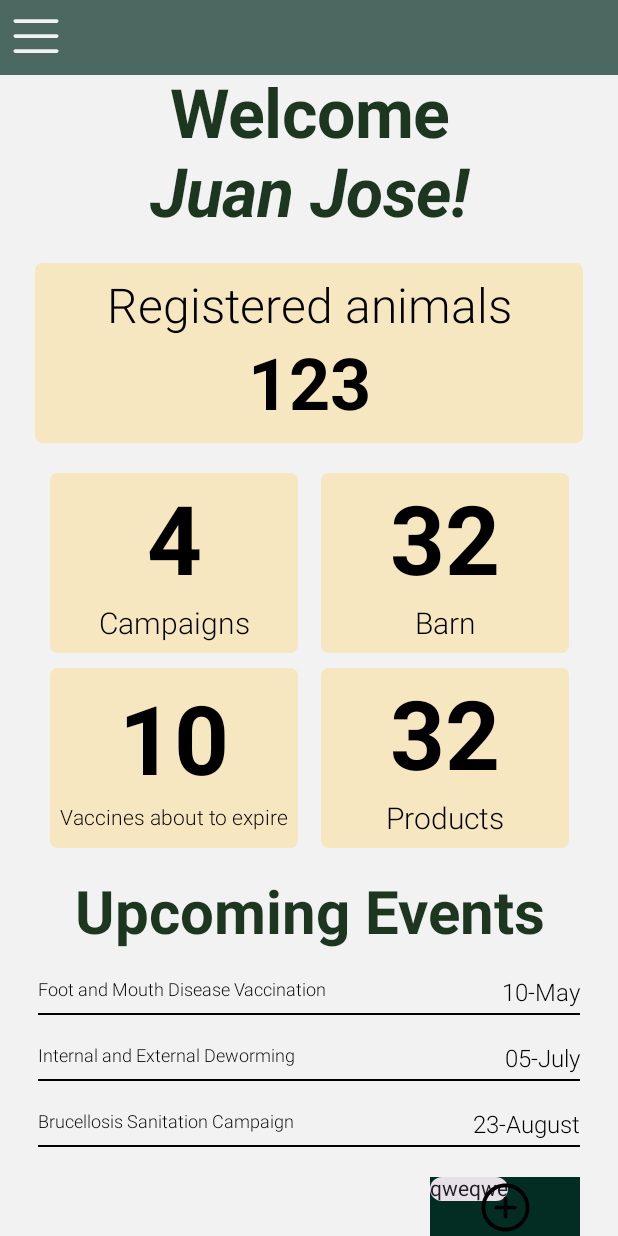
After one commit to Bovinova/Native-mobile-development----VacApp, an Android app built with Jetpack Compose: the @Preview function Navigation, on a phone screen of 412 x 824 dp. The commit adds this screen. Run offline under Robolectric (Android 15) with nearby library versions, the phone set to English and light mode, and no system bars.

Commit message:
feat: add navigation and home view components with UI updates

```diff
--- /dev/null
+++ b/app/src/main/java/pe/edu/upc/vacapp/home/presentation/navigation/Navigation.kt
@@ -0,0 +1,66 @@
+package pe.edu.upc.vacapp.home.presentation.navigation
+
+import androidx.compose.foundation.background
+import androidx.compose.foundation.border
+import androidx.compose.foundation.layout.Row
+import androidx.compose.foundation.layout.fillMaxSize
+import androidx.compose.foundation.layout.fillMaxWidth
+import androidx.compose.foundation.layout.height
+import androidx.compose.foundation.layout.padding
+import androidx.compose.foundation.layout.width
+import androidx.compose.material3.Icon
+import androidx.compose.material3.IconButton
+import androidx.compose.material3.Scaffold
+import androidx.compose.runtime.Composable
+import androidx.compose.ui.Modifier
+import androidx.compose.ui.focus.focusModifier
+import androidx.compose.ui.res.painterResource
+import androidx.compose.ui.tooling.preview.Preview
+import androidx.compose.ui.unit.dp
+import androidx.navigation.compose.rememberNavController
+import androidx.navigation.compose.NavHost
+import androidx.navigation.compose.composable
+import pe.edu.upc.vacapp.R
+import pe.edu.upc.vacapp.home.presentation.view.HomeView
+import pe.edu.upc.vacapp.ui.theme.Color
+
+@Preview
+@Composable
+fun Navigation() {
+    val navController = rememberNavController()
+
+    Scaffold(
+        topBar = {
+            Row(modifier = Modifier
+                .fillMaxWidth()
+                .background(Color.Green).height(50.dp)
+            )
+            {
+                IconButton(onClick = {}) {
+                    Icon(
+                        painter = painterResource(R.drawable.list),
+                        contentDescription = null,
+                        modifier = Modifier
+                            .width(40.dp)
+                            .height(40.dp),
+                        tint = Color.LightGray
+                    )
+                }
+            }
+        },
+        containerColor = Color.LightGray,
+        modifier = Modifier.fillMaxSize()
+    ) { padding ->
+        NavHost(
+            navController,
+            startDestination = "home",
+            modifier = Modifier.padding(padding)
+        ) {
+            composable("home") {
+                HomeView()
+            }
+        }
+
+
+    }
+}
--- /dev/null
+++ b/app/src/main/java/pe/edu/upc/vacapp/home/presentation/view/HomeView.kt
@@ -0,0 +1,320 @@
+package pe.edu.upc.vacapp.home.presentation.view
+
+
+import androidx.compose.foundation.background
+import androidx.compose.foundation.layout.Arrangement
+import androidx.compose.foundation.layout.Box
+import androidx.compose.foundation.layout.Column
+import androidx.compose.foundation.layout.Row
+import androidx.compose.foundation.layout.fillMaxHeight
+import androidx.compose.foundation.layout.fillMaxSize
+import androidx.compose.foundation.layout.fillMaxWidth
+import androidx.compose.foundation.layout.height
+import androidx.compose.foundation.layout.padding
+import androidx.compose.foundation.layout.width
+import androidx.compose.foundation.shape.RoundedCornerShape
+import androidx.compose.material.icons.Icons
+import androidx.compose.material.icons.filled.Add
+import androidx.compose.material3.Card
+import androidx.compose.material3.CardDefaults
+import androidx.compose.material3.Divider
+import androidx.compose.material3.Icon
+import androidx.compose.material3.IconButton
+import androidx.compose.material3.Text
+import androidx.compose.runtime.Composable
+import androidx.compose.runtime.mutableStateOf
+import androidx.compose.runtime.remember
+import androidx.compose.ui.Alignment
+import androidx.compose.ui.Modifier
+import androidx.compose.ui.layout.approachLayout
+import androidx.compose.ui.res.painterResource
+import androidx.compose.ui.text.font.FontStyle
+import androidx.compose.ui.text.font.FontWeight
+import androidx.compose.ui.text.style.TextAlign
+import androidx.compose.ui.tooling.preview.Preview
+import androidx.compose.ui.unit.dp
+import androidx.compose.ui.unit.sp
+import pe.edu.upc.vacapp.R
+import pe.edu.upc.vacapp.ui.theme.Color
+
+@Composable
+@Preview
+fun HomeView() {
+    val isButtonActive = remember { mutableStateOf(false) }
+
+    Column(
+        modifier = Modifier.fillMaxHeight(),
+        horizontalAlignment = Alignment.CenterHorizontally,
+        verticalArrangement = Arrangement.spacedBy(20.dp, Alignment.CenterVertically)
+    ) {
+        Column(horizontalAlignment = Alignment.CenterHorizontally) {
+            Text(
+                "Welcome",
+                fontWeight = FontWeight.Bold,
+                fontSize = 45.sp,
+                color = androidx.compose.ui.graphics.Color(0xFF1D3620),
+                textAlign = TextAlign.Center
+            )
+            Text(
+                "Juan Jose!",
+                fontWeight = FontWeight.Bold,
+                fontStyle = FontStyle.Italic,
+                fontSize = 45.sp,
+                color = androidx.compose.ui.graphics.Color(0xFF1D3620),
+                textAlign = TextAlign.Center
+            )
+        }
+
+        Card(
+            modifier = Modifier
+                .width(365.dp)
+                .height(120.dp),
+            shape = RoundedCornerShape(5.dp),
+            colors = CardDefaults.cardColors(
+                containerColor = Color.AlmondCream,
+                contentColor = Color.Black
+            )
+        ) {
+            Column(
+                verticalArrangement = Arrangement.spacedBy(5.dp, Alignment.CenterVertically),
+                horizontalAlignment = Alignment.CenterHorizontally,
+                modifier = Modifier.fillMaxSize()
+            ) {
+                Text("Registered animals", fontWeight = FontWeight.Light, fontSize = 32.sp)
+
+                Text("123", fontWeight = FontWeight.Bold, fontSize = 48.sp)
+            }
+        }
+
+        Column(
+            verticalArrangement = Arrangement.spacedBy(10.dp)
+        ) {
+            Row(horizontalArrangement = Arrangement.spacedBy(15.dp)) {
+                Card(
+                    modifier = Modifier
+                        .width(165.dp)
+                        .height(120.dp),
+                    shape = RoundedCornerShape(5.dp),
+                    colors = CardDefaults.cardColors(
+                        containerColor = Color.AlmondCream,
+                        contentColor = Color.Black,
+                    ),
+                ) {
+                    Column(
+                        verticalArrangement = Arrangement.spacedBy(
+                            5.dp,
+                            Alignment.CenterVertically
+                        ),
+                        modifier = Modifier.fillMaxSize(),
+                        horizontalAlignment = Alignment.CenterHorizontally,
+                    ) {
+                        Text("4", fontWeight = FontWeight.Bold, fontSize = 64.sp)
+                        Text("Campaigns", fontWeight = FontWeight.Light, fontSize = 20.sp)
+                    }
+                }
+                Card(
+                    modifier = Modifier
+                        .width(165.dp)
+                        .height(120.dp),
+                    shape = RoundedCornerShape(5.dp),
+                    colors = CardDefaults.cardColors(
+                        containerColor = Color.AlmondCream,
+                        contentColor = Color.Black
+                    )
+                ) {
+                    Column(
+                        verticalArrangement = Arrangement.spacedBy(
+                            5.dp,
+                            Alignment.CenterVertically
+                        ),
+                        modifier = Modifier.fillMaxSize(),
+                        horizontalAlignment = Alignment.CenterHorizontally,
+                    )
+                    {
+                        Text("32", fontWeight = FontWeight.Bold, fontSize = 64.sp)
+                        Text("Barn", fontWeight = FontWeight.Light, fontSize = 20.sp)
+                    }
+                }
+            }
+            Row(horizontalArrangement = Arrangement.spacedBy(15.dp)) {
+                Card(
+                    modifier = Modifier
+                        .width(165.dp)
+                        .height(120.dp),
+                    shape = RoundedCornerShape(5.dp),
+                    colors = CardDefaults.cardColors(
+                        containerColor = Color.AlmondCream,
+                        contentColor = Color.Black
+                    )
+                ) {
+                    Column(
+                        verticalArrangement = Arrangement.spacedBy(
+                            5.dp,
+                            Alignment.CenterVertically
+                        ),
+                        modifier = Modifier.fillMaxSize(),
+                        horizontalAlignment = Alignment.CenterHorizontally,
+                    ) {
+                        Text("10", fontWeight = FontWeight.Bold, fontSize = 64.sp)
+                        Text(
+                            "Vaccines about to expire",
+                            fontWeight = FontWeight.Light,
+                            fontSize = 14.sp
+                        )
+                    }
+                }
+                Card(
+                    modifier = Modifier
+                        .width(165.dp)
+                        .height(120.dp),
+                    shape = RoundedCornerShape(5.dp),
+                    colors = CardDefaults.cardColors(
+                        containerColor = Color.AlmondCream,
+                        contentColor = Color.Black
+                    )
+                ) {
+                    Column(
+                        verticalArrangement = Arrangement.spacedBy(
+                            5.dp,
+                            Alignment.CenterVertically
+                        ),
+                        modifier = Modifier.fillMaxSize(),
+                        horizontalAlignment = Alignment.CenterHorizontally,
+                    )
+                    {
+                        Text("32", fontWeight = FontWeight.Bold, fontSize = 64.sp)
+                        Text("Products", fontWeight = FontWeight.Light, fontSize = 20.sp)
+                    }
+                }
+            }
+        }
+
+        Column(
+            horizontalAlignment = Alignment.CenterHorizontally,
+            verticalArrangement = Arrangement.spacedBy(20.dp),
+            modifier = Modifier.padding(25.dp, 0.dp)
+        ) {
+            Text(
+                "Upcoming Events", fontWeight = FontWeight.Bold,
+                fontSize = 40.sp,
+                color = androidx.compose.ui.graphics.Color(0xFF1D3620),
+                textAlign = TextAlign.Center
+            )
+
+            Box(
+                modifier = Modifier.fillMaxWidth()
+            ) {
+                Row(
+                    modifier = Modifier
+                        .fillMaxWidth()
+                        .padding(bottom = 5.dp), // Espacio para el Divider
+                    horizontalArrangement = Arrangement.SpaceBetween,
+                ) {
+                    Text(
+                        "Foot and Mouth Disease Vaccination", fontWeight = FontWeight.Light,
+                        fontSize = 12.sp
+                    )
+                    Text(
+                        "10-May", fontWeight = FontWeight.Light,
+                        fontSize = 16.sp
+                    )
+                }
+                Divider(
+                    color = androidx.compose.ui.graphics.Color.Black,
+                    thickness = 1.dp,
+                    modifier = Modifier
+                        .align(Alignment.BottomStart)
+                        .fillMaxWidth()
+                        .padding(horizontal = 0.15.dp) // Margen izquierdo/derecho para la línea
+                )
+            }
+
+            Box(
+                modifier = Modifier.fillMaxWidth()
+            ) {
+                Row(
+                    modifier = Modifier
+                        .fillMaxWidth()
+                        .padding(bottom = 5.dp), // Espacio para el Divider
+                    horizontalArrangement = Arrangement.SpaceBetween,
+                ) {
+                    Text(
+                        "Internal and External Deworming", fontWeight = FontWeight.Light,
+                        fontSize = 12.sp
+                    )
+                    Text(
+                        "05-July", fontWeight = FontWeight.Light,
+                        fontSize = 16.sp
+                    )
+                }
+                Divider(
+                    color = androidx.compose.ui.graphics.Color.Black,
+                    thickness = 1.dp,
+                    modifier = Modifier
+                        .align(Alignment.BottomStart)
+                        .fillMaxWidth()
+                        .padding(horizontal = 0.15.dp) // Margen izquierdo/derecho para la línea
+                )
+            }
+
+            Box(
+                modifier = Modifier.fillMaxWidth()
+            ) {
+                Row(
+                    modifier = Modifier
+                        .fillMaxWidth()
+                        .padding(bottom = 5.dp), // Espacio para el Divider
+                    horizontalArrangement = Arrangement.SpaceBetween,
+                ) {
+                    Text(
+                        "Brucellosis Sanitation Campaign", fontWeight = FontWeight.Light,
+                        fontSize = 12.sp
+                    )
+                    Text(
+                        "23-August", fontWeight = FontWeight.Light,
+                        fontSize = 16.sp
+                    )
+                }
+                Divider(
+                    color = androidx.compose.ui.graphics.Color.Black,
+                    thickness = 1.dp,
+                    modifier = Modifier
+                        .align(Alignment.BottomStart)
+                        .fillMaxWidth()
+                        .padding(horizontal = 0.15.dp) // Margen izquierdo/derecho para la línea
+                )
+            }
+        }
+
+        Row(
+            horizontalArrangement = Arrangement.End,
+            modifier = Modifier
+                .fillMaxWidth()
+                .padding(25.dp, 0.dp)
+        ) {
+            Box(
+                modifier = Modifier.background(Color.ForestGreen).width(100.dp),
+            ) {
+                Card(modifier = Modifier.align(Alignment.TopStart)) { Text("qweqwe") }
+
+                IconButton(
+                    modifier = Modifier.align(Alignment.Center),
+                    onClick = {
+                    isButtonActive.value = !isButtonActive.value
+                }) {
+                    val icon =
+                        if (isButtonActive.value) R.drawable.x_circle else R.drawable.plus_circle
+
+                    Icon(
+                        painter = painterResource(icon),
+                        contentDescription = null,
+                        modifier = Modifier
+                            .width(40.dp)
+                            .height(40.dp)
+                    )
+                }
+            }
+        }
+    }
+
+}
--- a/app/src/main/java/pe/edu/upc/vacapp/ui/theme/Color.kt
+++ b/app/src/main/java/pe/edu/upc/vacapp/ui/theme/Color.kt
@@ -15,4 +15,5 @@ object Color {
     val LightGray = Color(0xFFF2F2F2)
     val AlmondCream = Color(0xFFF6E7C1)
     val Green = Color(0xFF4B6861)
+    val Black = Color (0xFF000000)
 }
--- /dev/null
+++ b/app/src/main/res/drawable/list.xml
@@ -0,0 +1,9 @@
+<vector xmlns:android="http://schemas.android.com/apk/res/android"
+    android:width="32dp"
+    android:height="32dp"
+    android:viewportWidth="256"
+    android:viewportHeight="256">
+  <path
+      android:pathData="M224,128a8,8 0,0 1,-8 8H40a8,8 0,0 1,0 -16H216A8,8 0,0 1,224 128ZM40,72H216a8,8 0,0 0,0 -16H40a8,8 0,0 0,0 16ZM216,184H40a8,8 0,0 0,0 16H216a8,8 0,0 0,0 -16Z"
+      android:fillColor="#000000"/>
+</vector>
--- /dev/null
+++ b/app/src/main/res/drawable/plus_circle.xml
@@ -0,0 +1,9 @@
+<vector xmlns:android="http://schemas.android.com/apk/res/android"
+    android:width="32dp"
+    android:height="32dp"
+    android:viewportWidth="256"
+    android:viewportHeight="256">
+  <path
+      android:pathData="M128,24A104,104 0,1 0,232 128,104.11 104.11,0 0,0 128,24ZM128,216a88,88 0,1 1,88 -88A88.1,88.1 0,0 1,128 216ZM176,128a8,8 0,0 1,-8 8L136,136v32a8,8 0,0 1,-16 0L120,136L88,136a8,8 0,0 1,0 -16h32L120,88a8,8 0,0 1,16 0v32h32A8,8 0,0 1,176 128Z"
+      android:fillColor="#000000"/>
+</vector>
--- /dev/null
+++ b/app/src/main/res/drawable/x_circle.xml
@@ -0,0 +1,9 @@
+<vector xmlns:android="http://schemas.android.com/apk/res/android"
+    android:width="32dp"
+    android:height="32dp"
+    android:viewportWidth="256"
+    android:viewportHeight="256">
+  <path
+      android:pathData="M165.66,101.66 L139.31,128l26.35,26.34a8,8 0,0 1,-11.32 11.32L128,139.31l-26.34,26.35a8,8 0,0 1,-11.32 -11.32L116.69,128 90.34,101.66a8,8 0,0 1,11.32 -11.32L128,116.69l26.34,-26.35a8,8 0,0 1,11.32 11.32ZM232,128A104,104 0,1 1,128 24,104.11 104.11,0 0,1 232,128ZM216,128a88,88 0,1 0,-88 88A88.1,88.1 0,0 0,216 128Z"
+      android:fillColor="#000000"/>
+</vector>
```
